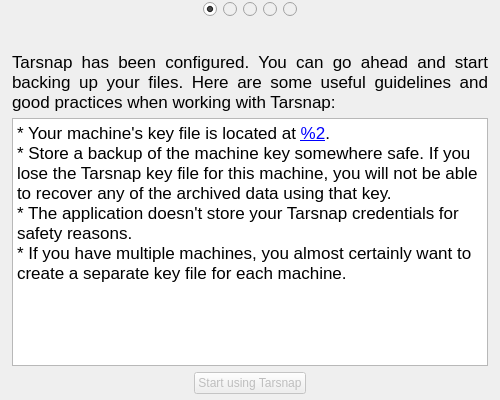
First picture: the form in forms/setupdialog.ui, repository Tarsnap/tarsnap-gui, before the edit.
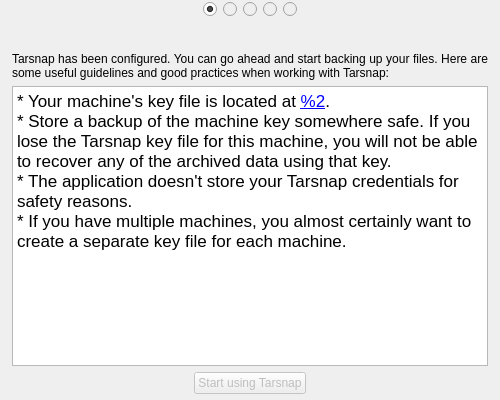
Second picture: the form after the edit. The open tabs and pages were chosen to show the change. Icons and pictures are not drawn.

Commit message: More cross desktop environment UI adjustments.

Diff of the .ui file:
```diff
--- a/forms/setupdialog.ui
+++ b/forms/setupdialog.ui
@@ -881,11 +881,6 @@
        </property>
        <item>
         <widget class="QLabel" name="label_13">
-         <property name="font">
-          <font>
-           <pointsize>13</pointsize>
-          </font>
-         </property>
          <property name="text">
           <string>Tarsnap has been configured. You can go ahead and start backing up your files. Here are some useful guidelines and good practices when working with Tarsnap:</string>
          </property>
@@ -906,11 +901,11 @@
           <string>&lt;!DOCTYPE HTML PUBLIC &quot;-//W3C//DTD HTML 4.0//EN&quot; &quot;http://www.w3.org/TR/REC-html40/strict.dtd&quot;&gt;
 &lt;html&gt;&lt;head&gt;&lt;meta name=&quot;qrichtext&quot; content=&quot;1&quot; /&gt;&lt;style type=&quot;text/css&quot;&gt;
 p, li { white-space: pre-wrap; }
-&lt;/style&gt;&lt;/head&gt;&lt;body style=&quot; font-family:'Cantarell'; font-size:11pt; font-weight:400; font-style:normal;&quot;&gt;
-&lt;p style=&quot; margin-top:0px; margin-bottom:0px; margin-left:0px; margin-right:0px; -qt-block-indent:0; text-indent:0px;&quot;&gt;&lt;span style=&quot; font-family:'.Helvetica Neue DeskInterface'; font-size:13pt;&quot;&gt;* Your machine's key file is located at &lt;/span&gt;&lt;a href=&quot;%1&quot;&gt;&lt;span style=&quot; font-family:'.Helvetica Neue DeskInterface'; font-size:13pt; text-decoration: underline; color:#0000ff;&quot;&gt;%2&lt;/span&gt;&lt;/a&gt;&lt;span style=&quot; font-family:'.Helvetica Neue DeskInterface'; font-size:13pt;&quot;&gt;.&lt;/span&gt;&lt;/p&gt;
-&lt;p style=&quot; margin-top:0px; margin-bottom:0px; margin-left:0px; margin-right:0px; -qt-block-indent:0; text-indent:0px;&quot;&gt;&lt;span style=&quot; font-family:'.Helvetica Neue DeskInterface'; font-size:13pt;&quot;&gt;* Store a backup of the machine key somewhere safe. If you lose the Tarsnap key file for this machine, you will not be able to recover any of the archived data using that key.&lt;/span&gt;&lt;/p&gt;
-&lt;p style=&quot; margin-top:0px; margin-bottom:0px; margin-left:0px; margin-right:0px; -qt-block-indent:0; text-indent:0px;&quot;&gt;&lt;span style=&quot; font-family:'.Helvetica Neue DeskInterface'; font-size:13pt;&quot;&gt;* The application doesn't store your Tarsnap credentials for safety reasons.&lt;/span&gt;&lt;/p&gt;
-&lt;p style=&quot; margin-top:0px; margin-bottom:0px; margin-left:0px; margin-right:0px; -qt-block-indent:0; text-indent:0px;&quot;&gt;&lt;span style=&quot; font-family:'.Helvetica Neue DeskInterface'; font-size:13pt;&quot;&gt;* If you have multiple machines, you almost certainly want to create a separate key file for each machine.&lt;/span&gt;&lt;/p&gt;&lt;/body&gt;&lt;/html&gt;</string>
+&lt;/style&gt;&lt;/head&gt;&lt;body style=&quot; font-family:'.Helvetica Neue DeskInterface'; font-size:13pt; font-weight:400; font-style:normal;&quot;&gt;
+&lt;p style=&quot; margin-top:0px; margin-bottom:0px; margin-left:0px; margin-right:0px; -qt-block-indent:0; text-indent:0px;&quot;&gt;* Your machine's key file is located at &lt;a href=&quot;%1&quot;&gt;&lt;span style=&quot; text-decoration: underline; color:#0000ff;&quot;&gt;%2&lt;/span&gt;&lt;/a&gt;.&lt;/p&gt;
+&lt;p style=&quot; margin-top:0px; margin-bottom:0px; margin-left:0px; margin-right:0px; -qt-block-indent:0; text-indent:0px;&quot;&gt;* Store a backup of the machine key somewhere safe. If you lose the Tarsnap key file for this machine, you will not be able to recover any of the archived data using that key.&lt;/p&gt;
+&lt;p style=&quot; margin-top:0px; margin-bottom:0px; margin-left:0px; margin-right:0px; -qt-block-indent:0; text-indent:0px;&quot;&gt;* The application doesn't store your Tarsnap credentials for safety reasons.&lt;/p&gt;
+&lt;p style=&quot; margin-top:0px; margin-bottom:0px; margin-left:0px; margin-right:0px; -qt-block-indent:0; text-indent:0px;&quot;&gt;* If you have multiple machines, you almost certainly want to create a separate key file for each machine.&lt;/p&gt;&lt;/body&gt;&lt;/html&gt;</string>
          </property>
          <property name="textInteractionFlags">
           <set>Qt::LinksAccessibleByMouse|Qt::TextSelectableByMouse</set>
```
Left out of the diff: 15 changed lines with no effect on the pictures. The commit also changes 2 other files.
